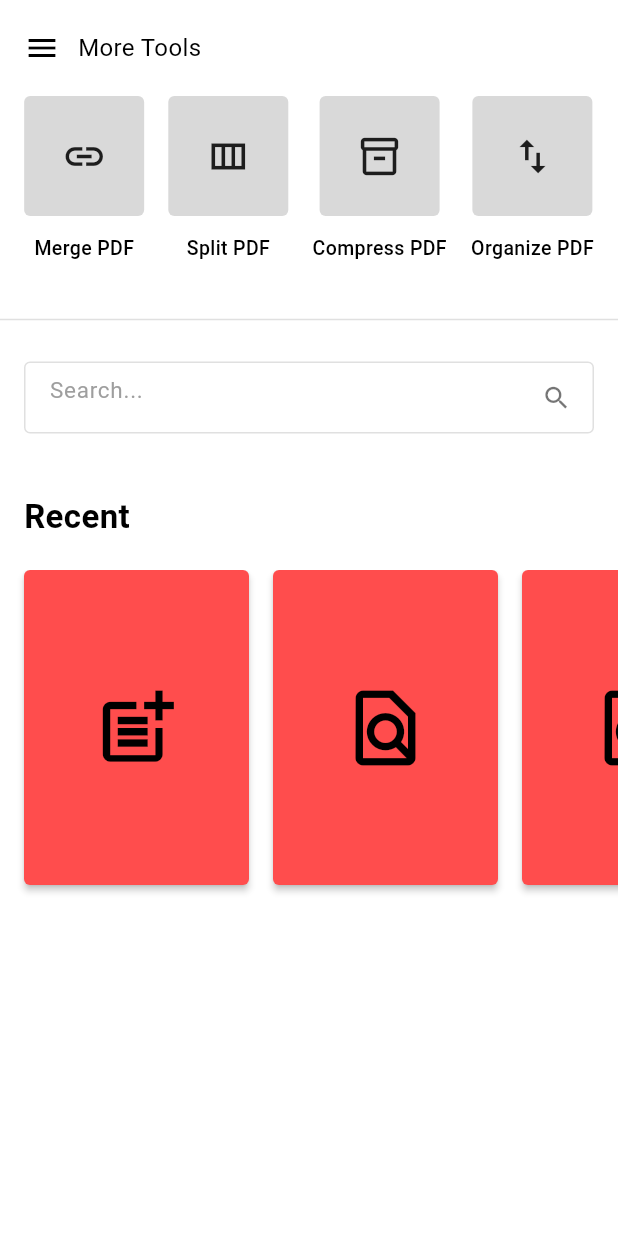
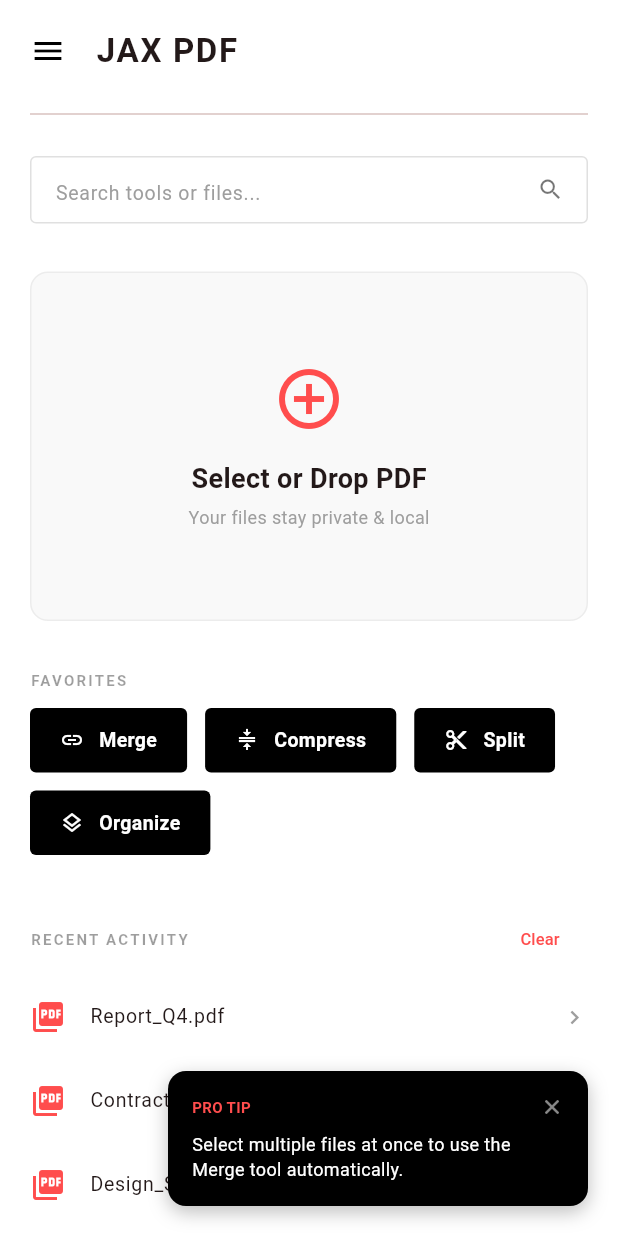
Before and after one commit to BeSalt1080/jax, a Flutter app: the screen it shows after launch, on a phone screen of 412 x 824 dp. Run offline on Flutter 3.47's test engine with Material 3 defaults, Android fonts, the phone set to English and light mode, and no system bars; our stand-ins replace file_picker, go_router; missing offline and left inert: pdfrx.

Commit message:
UI Home page

```diff
--- a/lib/screens/home_screen.dart
+++ b/lib/screens/home_screen.dart
@@ -1,142 +1,187 @@
 import 'package:flutter/material.dart';
 import 'package:go_router/go_router.dart';
+import 'package:file_picker/file_picker.dart';
 
-class HomeScreen extends StatelessWidget {
+class HomeScreen extends StatefulWidget {
   const HomeScreen({super.key});
 
   @override
+  State<HomeScreen> createState() => _HomeScreenState();
+}
+
+class _HomeScreenState extends State<HomeScreen> {
+  final GlobalKey<ScaffoldState> _scaffoldKey = GlobalKey<ScaffoldState>();
+  bool _showTip = true;
+  List<String> _recentFiles = ['Report_Q4.pdf', 'Contract_Signed.pdf', 'Design_Spec.pdf'];
+
+  Future<void> _handleFileSelection() async {
+    FilePickerResult? result = await FilePicker.platform.pickFiles(
+      allowMultiple: true,
+      type: FileType.custom,
+      allowedExtensions: ['pdf'],
+    );
+
+    if (result != null && mounted) {
+      _showSmartActionMenu(result.files);
+    }
+  }
+
+  void _showSmartActionMenu(List<PlatformFile> files) {
+    final bool isDark = Theme.of(context).brightness == Brightness.dark;
+    final bool isMultiple = files.length > 1;
+
+    showModalBottomSheet(
+      context: context,
+      backgroundColor: isDark ? const Color(0xFF1E1E1E) : Colors.white,
+      shape: const RoundedRectangleBorder(borderRadius: BorderRadius.vertical(top: Radius.circular(20))),
+      builder: (context) => Padding(
+        padding: const EdgeInsets.all(24.0),
+        child: Column(
+          mainAxisSize: MainAxisSize.min,
+          crossAxisAlignment: CrossAxisAlignment.start,
+          children: [
+            Text(
+              isMultiple ? '${files.length} Files Selected' : files.first.name,
+              style: const TextStyle(fontSize: 18, fontWeight: FontWeight.bold),
+            ),
+            const SizedBox(height: 20),
+            const Text('What would you like to do?', style: TextStyle(color: Colors.grey, fontSize: 13)),
+            const SizedBox(height: 16),
+            if (isMultiple)
+              _buildActionButton(context, Icons.link, 'Merge these files', '/merge')
+            else ...[
+              _buildActionButton(context, Icons.compress, 'Compress file', '/compress'),
+              _buildActionButton(context, Icons.content_cut, 'Split into parts', '/split'),
+              _buildActionButton(context, Icons.layers_outlined, 'Organize pages', '/organize'),
+            ],
+            const SizedBox(height: 12),
+          ],
+        ),
+      ),
+    );
+  }
+
+  @override
   Widget build(BuildContext context) {
-    final GlobalKey<ScaffoldState> scaffoldKey = GlobalKey<ScaffoldState>();
     final bool isDark = Theme.of(context).brightness == Brightness.dark;
 
     return Scaffold(
-      key: scaffoldKey,
+      key: _scaffoldKey,
       backgroundColor: Theme.of(context).scaffoldBackgroundColor,
-      drawer: SizedBox(
-        width: 220,
-        child: Drawer(
-          elevation: 0,
-          backgroundColor: isDark ? const Color(0xFF1E1E1E) : Colors.white,
-          shape: const RoundedRectangleBorder(borderRadius: BorderRadius.zero),
+      drawer: _buildThinnerSidebar(context, isDark),
+      body: SafeArea(
+        child: Stack(
+          children: [
+            Column(
+              crossAxisAlignment: CrossAxisAlignment.start,
+              children: [
+                _buildHeader(isDark),
+                const Padding(padding: EdgeInsets.symmetric(horizontal: 20), child: Divider(thickness: 1)),
+                Expanded(
+                  child: Center(
+                    child: Container(
+                      child: SingleChildScrollView(
+                        padding: const EdgeInsets.all(20),
                         child: Column(
                           crossAxisAlignment: CrossAxisAlignment.start,
                           children: [
-              Padding(
-                padding: const EdgeInsets.fromLTRB(20, 60, 20, 20),
-                child: Text(
-                  'JAX',
-                  style: TextStyle(
-                    fontSize: 24,
-                    fontWeight: FontWeight.bold,
-                    letterSpacing: 1.5,
-                    color: isDark ? Colors.white : Colors.black,
-                  ),
-                ),
-              ),
-              const Padding(
-                padding: EdgeInsets.symmetric(horizontal: 20),
-                child: Divider(thickness: 1),
-              ),
-              const SizedBox(height: 10),
-              _buildSimpleLink(context, Icons.home_filled, 'Home', '/'),
-              _buildSimpleLink(context, Icons.link, 'Merge', '/merge'),
-              _buildSimpleLink(context, Icons.content_cut, 'Split', '/split'),
-              _buildSimpleLink(context, Icons.compress, 'Compress', '/compress'),
-              _buildSimpleLink(context, Icons.layers_outlined, 'Organize', '/organize'),
-              const Spacer(),
-              _buildSimpleLink(context, Icons.settings_outlined, 'Settings', '/settings'),
-              const SizedBox(height: 20),
-            ],
-          ),
-        ),
-      ),
-      body: SafeArea(
-        child: SingleChildScrollView(
-          child: Column(
-            crossAxisAlignment: CrossAxisAlignment.start,
+                            _buildSearchBar(isDark),
+                            const SizedBox(height: 32),
+                            _buildHeroUploadArea(isDark),
+                            const SizedBox(height: 32),
+                            _buildSectionHeader('FAVORITES', isDark),
+                            const SizedBox(height: 12),
+                            _buildPinnedTools(context, isDark),
+                            const SizedBox(height: 32),
+                            Row(
+                              mainAxisAlignment: MainAxisAlignment.spaceBetween,
                               children: [
-              InkWell(
-                onTap: () => scaffoldKey.currentState?.openDrawer(),
-                child: Padding(
-                  padding: const EdgeInsets.symmetric(horizontal: 16, vertical: 20),
-                  child: Row(
-                    mainAxisSize: MainAxisSize.min,
-                    children: [
-                      Icon(Icons.menu, size: 24, color: isDark ? Colors.white : Colors.black),
-                      const SizedBox(width: 12),
-                      Text(
-                        'More Tools',
-                        style: TextStyle(
-                          fontSize: 16,
-                          fontWeight: FontWeight.w400,
-                          color: isDark ? Colors.white : Colors.black,
-                        ),
+                                _buildSectionHeader('RECENT ACTIVITY', isDark),
+                                if (_recentFiles.isNotEmpty)
+                                  TextButton(
+                                    onPressed: () => setState(() => _recentFiles.clear()),
+                                    child: const Text('Clear', style: TextStyle(fontSize: 11, color: Color(0xFFFF4D4D))),
                                   ),
                               ],
                             ),
-                ),
-              ),
-              Row(
-                mainAxisAlignment: MainAxisAlignment.spaceEvenly,
-                children: [
-                  _buildToolButton(context, Icons.link, 'Merge PDF', '/merge'),
-                  _buildToolButton(context, Icons.view_column_outlined, 'Split PDF', '/split'),
-                  _buildToolButton(context, Icons.inventory_2_outlined, 'Compress PDF', '/compress'),
-                  _buildToolButton(context, Icons.swap_vert, 'Organize PDF', '/organize'),
+                            _buildRecentList(isDark),
+                            const SizedBox(height: 60),
+                            _buildPrivacyBadge(isDark),
+                            const SizedBox(height: 100), // Space for tooltip
                           ],
-              ),
-              const SizedBox(height: 30),
-              Divider(thickness: 1, color: isDark ? Colors.white10 : const Color(0xFFE0E0E0)),
-              const SizedBox(height: 20),
-              Padding(
-                padding: const EdgeInsets.symmetric(horizontal: 16),
-                child: Container(
-                  height: 48,
-                  decoration: BoxDecoration(
-                    color: isDark ? const Color(0xFF1E1E1E) : Colors.white,
-                    borderRadius: BorderRadius.circular(4),
-                    border: Border.all(color: isDark ? Colors.white10 : Colors.grey.shade300),
-                  ),
-                  child: Center(
-                    child: TextField(
-                      textAlignVertical: TextAlignVertical.center,
-                      style: TextStyle(color: isDark ? Colors.white : Colors.black),
-                      decoration: InputDecoration(
-                        hintText: 'Search...',
-                        hintStyle: const TextStyle(color: Colors.grey, fontSize: 15),
-                        contentPadding: const EdgeInsets.only(left: 16, bottom: 12),
-                        border: InputBorder.none,
-                        suffixIcon: Icon(Icons.search, size: 20, color: isDark ? Colors.white54 : Colors.black54),
                         ),
                       ),
                     ),
                   ),
                 ),
-              Padding(
-                padding: const EdgeInsets.fromLTRB(16, 40, 16, 20),
-                child: Text(
-                  'Recent',
-                  style: TextStyle(
-                    fontSize: 22,
-                    fontWeight: FontWeight.w600,
-                    color: isDark ? Colors.white : Colors.black,
+              ],
             ),
-                ),
-              ),
-              SizedBox(
-                height: 220,
-                child: ListView(
-                  scrollDirection: Axis.horizontal,
-                  padding: const EdgeInsets.symmetric(horizontal: 16),
-                  children: [
-                    _buildRecentItem(Icons.post_add),
-                    _buildRecentItem(Icons.find_in_page_outlined),
-                    _buildRecentItem(Icons.find_in_page_outlined),
-                    _buildRecentItem(Icons.find_in_page_outlined),
-                    _buildRecentItem(Icons.find_in_page_outlined),
+            if (_showTip) _buildFloatingTooltip(isDark),
           ],
         ),
       ),
+    );
+  }
+
+  Widget _buildHeader(bool isDark) {
+    return Padding(
+      padding: const EdgeInsets.symmetric(horizontal: 8, vertical: 10),
+      child: Row(
+        children: [
+          IconButton(
+            onPressed: () => _scaffoldKey.currentState?.openDrawer(),
+            icon: Icon(Icons.menu, color: isDark ? Colors.white : Colors.black),
+          ),
+          const SizedBox(width: 8),
+          const Text('JAX PDF', style: TextStyle(fontSize: 22, fontWeight: FontWeight.bold, letterSpacing: 1.1)),
+        ],
+      ),
+    );
+  }
+
+  Widget _buildSearchBar(bool isDark) {
+    return Container(
+      height: 45,
+      decoration: BoxDecoration(
+        color: isDark ? const Color(0xFF1E1E1E) : Colors.white,
+        borderRadius: BorderRadius.circular(4),
+        border: Border.all(color: isDark ? Colors.white10 : Colors.black12),
+      ),
+      child: TextField(
+        textAlignVertical: TextAlignVertical.center,
+        style: TextStyle(fontSize: 14, color: isDark ? Colors.white : Colors.black),
+        decoration: InputDecoration(
+          hintText: 'Search tools or files...',
+          hintStyle: const TextStyle(color: Colors.grey, fontSize: 13),
+          contentPadding: const EdgeInsets.symmetric(horizontal: 16),
+          border: InputBorder.none,
+          suffixIcon: Icon(Icons.search, size: 18, color: isDark ? Colors.white54 : Colors.black54),
+        ),
+      ),
+    );
+  }
+
+  Widget _buildHeroUploadArea(bool isDark) {
+    return Material(
+      color: isDark ? const Color(0xFF1E1E1E) : const Color(0xFFF9F9F9),
+      borderRadius: BorderRadius.circular(12),
+      child: InkWell(
+        onTap: _handleFileSelection,
+        borderRadius: BorderRadius.circular(12),
+        child: Container(
+          width: double.infinity,
+          padding: const EdgeInsets.symmetric(vertical: 60),
+          decoration: BoxDecoration(
+            borderRadius: BorderRadius.circular(12),
+            border: Border.all(color: isDark ? Colors.white10 : Colors.black.withOpacity(0.05)),
+          ),
+          child: Column(
+            children: [
+              const Icon(Icons.add_circle_outline, size: 48, color: Color(0xFFFF4D4D)),
+              const SizedBox(height: 16),
+              const Text('Select or Drop PDF', style: TextStyle(fontSize: 18, fontWeight: FontWeight.w600)),
+              const SizedBox(height: 4),
+              const Text('Your files stay private & local', style: TextStyle(fontSize: 12, color: Colors.grey)),
             ],
           ),
         ),
@@ -144,19 +189,123 @@ class HomeScreen extends StatelessWidget {
     );
   }
 
-  Widget _buildSimpleLink(BuildContext context, IconData icon, String title, String route) {
-    final bool isDark = Theme.of(context).brightness == Brightness.dark;
-    return ListTile(
-      visualDensity: VisualDensity.compact,
-      leading: Icon(icon, size: 20, color: isDark ? Colors.white70 : Colors.black87),
-      title: Text(
-        title,
-        style: TextStyle(
-          fontSize: 14,
-          fontWeight: FontWeight.w500,
-          color: isDark ? Colors.white : Colors.black,
+  Widget _buildPinnedTools(BuildContext context, bool isDark) {
+    return Wrap(
+      spacing: 12,
+      runSpacing: 12,
+      children: [
+        _toolChip(context, Icons.link, 'Merge', '/merge', isDark),
+        _toolChip(context, Icons.compress, 'Compress', '/compress', isDark),
+        _toolChip(context, Icons.content_cut, 'Split', '/split', isDark),
+        _toolChip(context, Icons.layers_outlined, 'Organize', '/organize', isDark),
+      ],
+    );
+  }
+
+  Widget _toolChip(BuildContext context, IconData icon, String label, String route, bool isDark) {
+    return Material(
+      color: isDark ? const Color(0xFF2C2C2C) : Colors.black,
+      borderRadius: BorderRadius.circular(4),
+      child: InkWell(
+        onTap: () => context.push(route),
+        child: Container(
+          padding: const EdgeInsets.symmetric(horizontal: 20, vertical: 12),
+          child: Row(
+            mainAxisSize: MainAxisSize.min,
+            children: [
+              Icon(icon, size: 16, color: Colors.white),
+              const SizedBox(width: 10),
+              Text(label, style: const TextStyle(color: Colors.white, fontSize: 13, fontWeight: FontWeight.bold)),
+            ],
           ),
         ),
+      ),
+    );
+  }
+
+  Widget _buildRecentList(bool isDark) {
+    if (_recentFiles.isEmpty) {
+      return const Padding(
+        padding: EdgeInsets.symmetric(vertical: 20),
+        child: Text('No recent activity', style: TextStyle(color: Colors.grey, fontSize: 12)),
+      );
+    }
+    return Column(
+      children: _recentFiles.map((file) => _recentItem(file, isDark)).toList(),
+    );
+  }
+
+  Widget _recentItem(String name, bool isDark) {
+    return ListTile(
+      contentPadding: EdgeInsets.zero,
+      leading: const Icon(Icons.picture_as_pdf, color: Color(0xFFFF4D4D), size: 24),
+      title: Text(name, style: const TextStyle(fontSize: 13)),
+      trailing: const Icon(Icons.chevron_right, size: 18, color: Colors.grey),
+      onTap: () {},
+    );
+  }
+
+  Widget _buildPrivacyBadge(bool isDark) {
+    return Center(
+      child: Container(
+        padding: const EdgeInsets.symmetric(horizontal: 16, vertical: 8),
+        decoration: BoxDecoration(
+          color: isDark ? Colors.white.withOpacity(0.03) : Colors.black.withOpacity(0.03),
+          borderRadius: BorderRadius.circular(20),
+        ),
+        child: Row(
+          mainAxisSize: MainAxisSize.min,
+          children: [
+            const Icon(Icons.shield_outlined, size: 14, color: Colors.grey),
+            const SizedBox(width: 8),
+            Text('Bank-level privacy. Files never leave your device.', style: TextStyle(fontSize: 10, color: Colors.grey.shade600)),
+          ],
+        ),
+      ),
+    );
+  }
+
+  Widget _buildFloatingTooltip(bool isDark) {
+    return Positioned(
+      bottom: 20,
+      right: 20,
+      child: Container(
+        width: 280,
+        padding: const EdgeInsets.all(16),
+        decoration: BoxDecoration(
+          color: isDark ? const Color(0xFF2C2C2C) : Colors.black,
+          borderRadius: BorderRadius.circular(12),
+          boxShadow: [const BoxShadow(color: Colors.black26, blurRadius: 10, offset: Offset(0, 4))],
+        ),
+        child: Column(
+          crossAxisAlignment: CrossAxisAlignment.start,
+          mainAxisSize: MainAxisSize.min,
+          children: [
+            Row(
+              mainAxisAlignment: MainAxisAlignment.spaceBetween,
+              children: [
+                const Text('PRO TIP', style: TextStyle(color: Color(0xFFFF4D4D), fontSize: 10, fontWeight: FontWeight.bold)),
+                GestureDetector(
+                  onTap: () => setState(() => _showTip = false),
+                  child: const Icon(Icons.close, color: Colors.white54, size: 16),
+                ),
+              ],
+            ),
+            const SizedBox(height: 8),
+            const Text(
+              'Select multiple files at once to use the Merge tool automatically.',
+              style: TextStyle(color: Colors.white, fontSize: 12, height: 1.4),
+            ),
+          ],
+        ),
+      ),
+    );
+  }
+
+  Widget _buildActionButton(BuildContext context, IconData icon, String label, String route) {
+    return ListTile(
+      leading: Icon(icon, color: const Color(0xFFFF4D4D)),
+      title: Text(label, style: const TextStyle(fontWeight: FontWeight.w500)),
       onTap: () {
         context.pop();
         context.push(route);
@@ -164,52 +313,43 @@ class HomeScreen extends StatelessWidget {
     );
   }
 
-  Widget _buildToolButton(BuildContext context, IconData icon, String label, String route) {
-    final bool isDark = Theme.of(context).brightness == Brightness.dark;
-    return Column(
-      children: [
-        Material(
-          color: isDark ? const Color(0xFF2C2C2C) : const Color(0xFFD9D9D9),
-          borderRadius: BorderRadius.circular(4),
-          child: InkWell(
-            borderRadius: BorderRadius.circular(4),
-            onTap: () => context.go(route),
-            child: SizedBox(
-              width: 80,
-              height: 80,
-              child: Icon(icon, size: 30, color: isDark ? Colors.white70 : Colors.black87),
-            ),
-          ),
-        ),
-        const SizedBox(height: 12),
-        Text(
-          label,
-          style: TextStyle(
-            fontSize: 13,
-            fontWeight: FontWeight.w500,
-            color: isDark ? Colors.white70 : Colors.black,
-          ),
-        ),
-      ],
-    );
+  Widget _buildSectionHeader(String title, bool isDark) {
+    return Text(title, style: TextStyle(fontSize: 10, fontWeight: FontWeight.bold, color: isDark ? Colors.white38 : Colors.black38, letterSpacing: 1.5));
   }
 
-  Widget _buildRecentItem(IconData icon) {
-    return Container(
-      width: 150,
-      margin: const EdgeInsets.only(right: 16, bottom: 10),
-      child: Material(
-        color: const Color(0xFFFF4D4D),
-        borderRadius: BorderRadius.circular(4),
-        elevation: 2,
-        child: InkWell(
-          borderRadius: BorderRadius.circular(4),
-          onTap: () {},
-          child: Center(
-            child: Icon(icon, size: 60, color: Colors.black),
+  Widget _buildThinnerSidebar(BuildContext context, bool isDark) {
+    return SizedBox(
+      width: 220,
+      child: Drawer(
+        elevation: 0,
+        backgroundColor: isDark ? const Color(0xFF121212) : Colors.white,
+        shape: const RoundedRectangleBorder(borderRadius: BorderRadius.zero),
+        child: Column(
+          crossAxisAlignment: CrossAxisAlignment.start,
+          children: [
+            Padding(
+              padding: const EdgeInsets.fromLTRB(20, 60, 20, 20),
+              child: Text('JAX', style: TextStyle(fontSize: 22, fontWeight: FontWeight.bold, letterSpacing: 2, color: isDark ? Colors.white : Colors.black)),
             ),
+            const Padding(padding: EdgeInsets.symmetric(horizontal: 20), child: Divider()),
+            _sideLink(context, Icons.home_filled, 'Home', '/'),
+            _sideLink(context, Icons.settings_outlined, 'Settings', '/settings'),
+          ],
         ),
       ),
     );
   }
+
+  Widget _sideLink(BuildContext context, IconData icon, String title, String route) {
+    final bool isDarkValue = Theme.of(context).brightness == Brightness.dark;
+    return ListTile(
+      visualDensity: VisualDensity.compact,
+      leading: Icon(icon, size: 18, color: isDarkValue ? Colors.white70 : Colors.black87),
+      title: Text(title, style: TextStyle(fontSize: 14, fontWeight: FontWeight.w500, color: isDarkValue ? Colors.white : Colors.black)),
+      onTap: () {
+        context.pop();
+        context.push(route);
+      },
+    );
   }
+}
--- a/lib/screens/settings_screen.dart
+++ b/lib/screens/settings_screen.dart
@@ -16,53 +16,50 @@ class SettingsScreen extends StatelessWidget {
           crossAxisAlignment: CrossAxisAlignment.start,
           children: [
             Padding(
-              padding: const EdgeInsets.symmetric(horizontal: 16, vertical: 20),
+              padding: const EdgeInsets.fromLTRB(20, 20, 20, 10),
               child: Row(
                 children: [
                   GestureDetector(
                     onTap: () => context.pop(),
-                    child: Icon(Icons.arrow_back, size: 28, color: isDark ? Colors.white : Colors.black),
+                    child: Icon(Icons.arrow_back, color: isDark ? Colors.white : Colors.black),
                   ),
-                  const SizedBox(width: 12),
+                  const SizedBox(width: 20),
                   Text(
-                    'Settings',
+                    'SETTINGS',
                     style: TextStyle(
-                      fontSize: 18,
-                      fontWeight: FontWeight.w400,
+                      fontSize: 20,
+                      fontWeight: FontWeight.bold,
+                      letterSpacing: 1.5,
                       color: isDark ? Colors.white : Colors.black,
                     ),
                   ),
                 ],
               ),
             ),
-            const Divider(thickness: 1),
+            const Padding(
+              padding: EdgeInsets.symmetric(horizontal: 20),
+              child: Divider(thickness: 1),
+            ),
             Expanded(
               child: ListView(
+                padding: const EdgeInsets.all(20),
                 children: [
-                  const Padding(
-                    padding: EdgeInsets.all(16.0),
-                    child: Text('Appearance', style: TextStyle(fontWeight: FontWeight.bold, color: Colors.grey)),
-                  ),
+                  _buildSettingHeader('APPEARANCE'),
                   ListTile(
-                    leading: const Icon(Icons.palette_outlined),
-                    title: const Text('Dark Mode'),
+                    contentPadding: EdgeInsets.zero,
+                    title: const Text('Dark Mode', style: TextStyle(fontWeight: FontWeight.w500)),
                     trailing: Switch(
+                      activeColor: const Color(0xFFFF4D4D),
                       value: isDark,
-                      activeColor: const Color(0xFFFF4D4D),
-                      onChanged: (bool value) {
-                        JaxApp.themeNotifier.value = value ? ThemeMode.dark : ThemeMode.light;
-                      },
+                      onChanged: (val) => JaxApp.themeNotifier.value = val ? ThemeMode.dark : ThemeMode.light,
                     ),
                   ),
-                  const Divider(),
-                  const Padding(
-                    padding: EdgeInsets.all(16.0),
-                    child: Text('About', style: TextStyle(fontWeight: FontWeight.bold, color: Colors.grey)),
-                  ),
+                  const SizedBox(height: 30),
+                  _buildSettingHeader('APPLICATION'),
                   ListTile(
-                    leading: const Icon(Icons.info_outline),
-                    title: const Text('Version'),
-                    trailing: const Text('1.0.0'),
+                    contentPadding: EdgeInsets.zero,
+                    title: const Text('App Version', style: TextStyle(fontWeight: FontWeight.w500)),
+                    trailing: const Text('1.0.0', style: TextStyle(color: Colors.grey)),
                   ),
                 ],
               ),
@@ -72,4 +69,19 @@ class SettingsScreen extends StatelessWidget {
       ),
     );
   }
+
+  Widget _buildSettingHeader(String title) {
+    return Padding(
+      padding: const EdgeInsets.only(bottom: 10),
+      child: Text(
+        title,
+        style: const TextStyle(
+          fontSize: 11,
+          fontWeight: FontWeight.bold,
+          color: Colors.grey,
+          letterSpacing: 1.5,
+        ),
+      ),
+    );
+  }
 }
```
Lines whose indentation alone changed are shown as unchanged.
